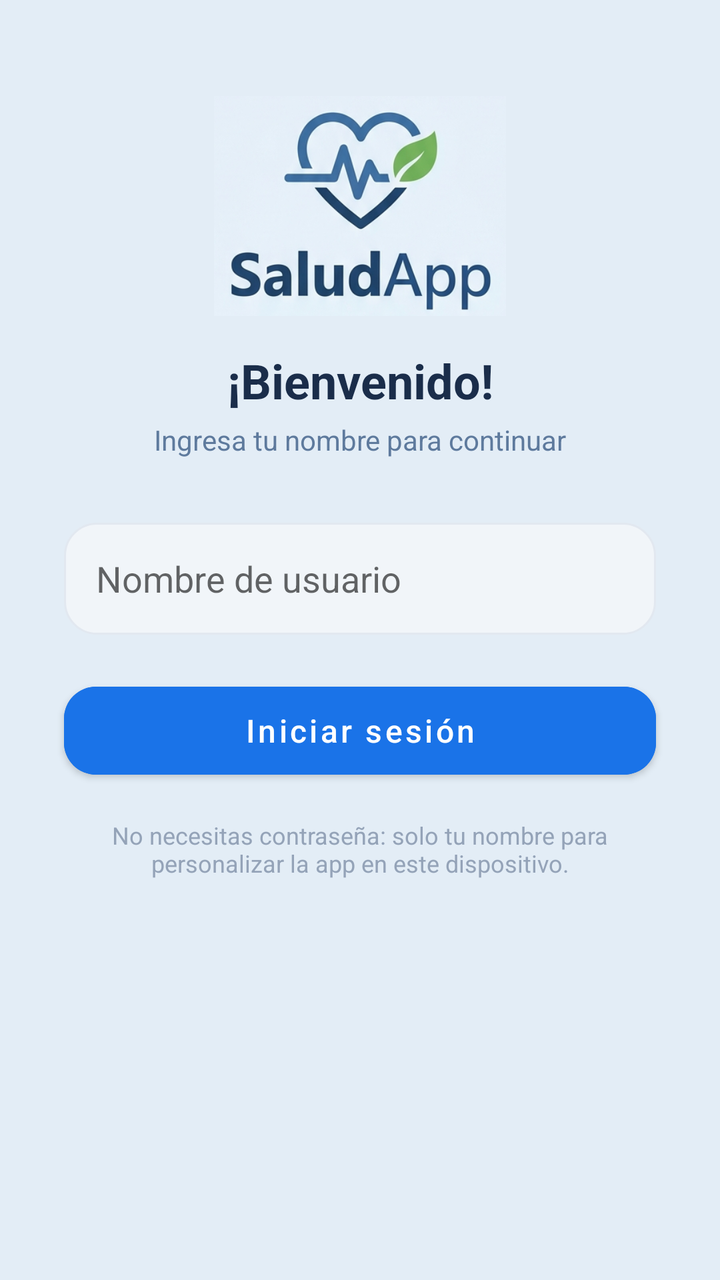
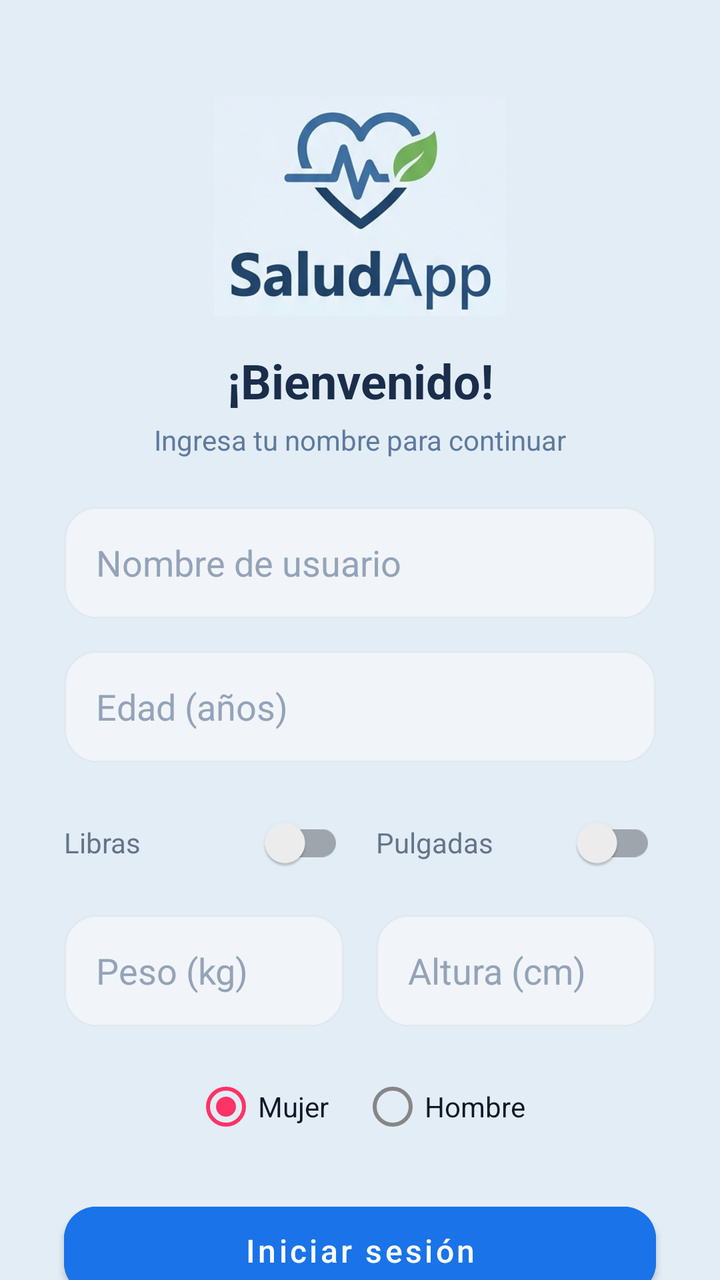

The first picture is an Android layout as it rendered before a commit; the second is the same layout after the commit. The layout source and the unified diff follow.
<!-- AndroidManifest.xml: application theme Theme.Salud_App -->
<!-- res/layout/activity_login.xml -->
<?xml version="1.0" encoding="utf-8"?>
<androidx.constraintlayout.widget.ConstraintLayout xmlns:android="http://schemas.android.com/apk/res/android"
    xmlns:app="http://schemas.android.com/apk/res-auto"
    xmlns:tools="http://schemas.android.com/tools"
    android:layout_width="match_parent"
    android:layout_height="match_parent"
    android:background="#E3EDF6"
    tools:context=".LoginActivity">

    <ImageView
        android:id="@+id/ivLogoLogin"
        android:layout_width="0dp"
        android:layout_height="110dp"
        android:layout_marginTop="48dp"
        android:scaleType="centerInside"
        app:layout_constraintEnd_toEndOf="parent"
        app:layout_constraintStart_toStartOf="parent"
        app:layout_constraintTop_toTopOf="parent"
        app:srcCompat="@drawable/saludalogo" />

    <TextView
        android:id="@+id/tvBienvenida"
        android:layout_width="wrap_content"
        android:layout_height="wrap_content"
        android:layout_marginTop="16dp"
        android:text="¡Bienvenido!"
        android:textColor="#1A2D4A"
        android:textSize="24sp"
        android:textStyle="bold"
        app:layout_constraintEnd_toEndOf="parent"
        app:layout_constraintStart_toStartOf="parent"
        app:layout_constraintTop_toBottomOf="@id/ivLogoLogin" />

    <TextView
        android:id="@+id/tvSubBienvenida"
        android:layout_width="wrap_content"
        android:layout_height="wrap_content"
        android:layout_marginTop="4dp"
        android:text="Ingresa tu nombre para continuar"
        android:textColor="#5E7A9D"
        android:textSize="14sp"
        app:layout_constraintEnd_toEndOf="parent"
        app:layout_constraintStart_toStartOf="parent"
        app:layout_constraintTop_toBottomOf="@id/tvBienvenida" />

    <EditText
        android:id="@+id/etNombreUsuario"
        android:layout_width="0dp"
        android:layout_height="56dp"
        android:layout_marginStart="32dp"
        android:layout_marginTop="32dp"
        android:layout_marginEnd="32dp"
        android:background="@drawable/rounded_edittext"
        android:hint="Nombre de usuario"
        android:inputType="textPersonName"
        android:paddingStart="16dp"
        android:paddingEnd="16dp"
        android:autofillHints="username"
        android:importantForAutofill="yes"
        app:layout_constraintEnd_toEndOf="parent"
        app:layout_constraintStart_toStartOf="parent"
        app:layout_constraintTop_toBottomOf="@id/tvSubBienvenida" />

    <Button
        android:id="@+id/btnIniciarSesion"
        android:layout_width="0dp"
        android:layout_height="56dp"
        android:layout_marginStart="32dp"
        android:layout_marginTop="20dp"
        android:layout_marginEnd="32dp"
        android:backgroundTint="#1A73E8"
        android:text="Iniciar sesión"
        android:textAllCaps="false"
        android:textSize="16sp"
        app:cornerRadius="16dp"
        app:layout_constraintEnd_toEndOf="parent"
        app:layout_constraintStart_toStartOf="parent"
        app:layout_constraintTop_toBottomOf="@id/etNombreUsuario" />

    <TextView
        android:id="@+id/tvAyudaLogin"
        android:layout_width="0dp"
        android:layout_height="wrap_content"
        android:layout_marginStart="32dp"
        android:layout_marginTop="16dp"
        android:layout_marginEnd="32dp"
        android:gravity="center"
        android:text="No necesitas contraseña: solo tu nombre para personalizar la app en este dispositivo."
        android:textColor="#94A3B8"
        android:textSize="12sp"
        app:layout_constraintEnd_toEndOf="parent"
        app:layout_constraintStart_toStartOf="parent"
        app:layout_constraintTop_toBottomOf="@id/btnIniciarSesion" />

</androidx.constraintlayout.widget.ConstraintLayout>
<!-- resources referenced by this layout -->
<resources>
  <!-- drawable rounded_edittext (drawable) -->
  <?xml version="1.0" encoding="utf-8"?>
  <shape xmlns:android="http://schemas.android.com/apk/res/android"
      android:shape="rectangle">
      <solid android:color="#F1F5F9" />
      <corners android:radius="16dp" />
      <stroke
          android:width="1dp"
          android:color="#E2E8F0" />
  </shape>
  <!-- drawable saludalogo: png bitmap (drawable, 116993 bytes) -->
  <style name="Theme.Salud_App" parent="Theme.MaterialComponents.Light.NoActionBar">
          
          <item name="colorPrimary">@color/colorPrimary</item>
          <item name="colorOnPrimary">@color/colorOnPrimary</item>
          
          <item name="colorSecondary">@color/colorSecondary</item>
          <item name="colorOnSecondary">@color/colorOnSecondary</item>
          
          <item name="android:colorBackground">@color/colorBackground</item>
          <item name="colorSurface">@color/colorSurface</item>
          <item name="colorOnSurface">@color/colorOnSurface</item>
          
          
          <item name="android:statusBarColor">@color/colorBackground</item>
          <item name="android:windowLightStatusBar">true</item>
          
          
          <item name="cornerFamily">rounded</item>
          <item name="cornerSize">16dp</item>
      </style>
  <color name="colorPrimary">#1A73E8</color>
  <color name="colorOnPrimary">#FFFFFF</color>
  <color name="colorSecondary">#FF3366</color>
  <color name="colorOnSecondary">#FFFFFF</color>
  <color name="colorBackground">#F8F9FA</color>
  <color name="colorSurface">#FFFFFF</color>
  <color name="colorOnSurface">#202124</color>
</resources>

<!-- the commit's change to res/layout/activity_login.xml (unified diff, before → after) -->
@@ -48,10 +48,12 @@
         android:layout_width="0dp"
         android:layout_height="56dp"
         android:layout_marginStart="32dp"
-        android:layout_marginTop="32dp"
+        android:layout_marginTop="24dp"
         android:layout_marginEnd="32dp"
         android:background="@drawable/rounded_edittext"
         android:hint="Nombre de usuario"
+        android:textColorHint="#94A3B8"
+        android:textColor="#0F172A"
         android:inputType="textPersonName"
         android:paddingStart="16dp"
         android:paddingEnd="16dp"
@@ -61,6 +63,126 @@
         app:layout_constraintStart_toStartOf="parent"
         app:layout_constraintTop_toBottomOf="@id/tvSubBienvenida" />
 
+    <EditText
+        android:id="@+id/etEdadLogin"
+        android:layout_width="0dp"
+        android:layout_height="56dp"
+        android:layout_marginStart="32dp"
+        android:layout_marginTop="16dp"
+        android:layout_marginEnd="32dp"
+        android:background="@drawable/rounded_edittext"
+        android:hint="Edad (años)"
+        android:textColorHint="#94A3B8"
+        android:textColor="#0F172A"
+        android:inputType="number"
+        android:paddingStart="16dp"
+        android:paddingEnd="16dp"
+        app:layout_constraintEnd_toEndOf="parent"
+        app:layout_constraintStart_toStartOf="parent"
+        app:layout_constraintTop_toBottomOf="@id/etNombreUsuario" />
+
+    <LinearLayout
+        android:id="@+id/llSwitchesLogin"
+        android:layout_width="0dp"
+        android:layout_height="wrap_content"
+        android:layout_marginStart="32dp"
+        android:layout_marginTop="16dp"
+        android:layout_marginEnd="32dp"
+        android:orientation="horizontal"
+        android:gravity="center"
+        app:layout_constraintEnd_toEndOf="parent"
+        app:layout_constraintStart_toStartOf="parent"
+        app:layout_constraintTop_toBottomOf="@id/etEdadLogin">
+
+        <androidx.appcompat.widget.SwitchCompat
+            android:id="@+id/swPesoUnitLogin"
+            android:layout_width="0dp"
+            android:layout_height="wrap_content"
+            android:layout_weight="1"
+            android:text="Libras"
+            android:textColor="#64748B" />
+
+        <androidx.appcompat.widget.SwitchCompat
+            android:id="@+id/swEstaturaUnitLogin"
+            android:layout_width="0dp"
+            android:layout_height="wrap_content"
+            android:layout_weight="1"
+            android:layout_marginStart="16dp"
+            android:text="Pulgadas"
+            android:textColor="#64748B" />
+    </LinearLayout>
+
+    <LinearLayout
+        android:id="@+id/llMedidasLogin"
+        android:layout_width="0dp"
+        android:layout_height="wrap_content"
+        android:layout_marginStart="32dp"
+        android:layout_marginTop="12dp"
+        android:layout_marginEnd="32dp"
+        android:orientation="horizontal"
+        app:layout_constraintEnd_toEndOf="parent"
+        app:layout_constraintStart_toStartOf="parent"
+        app:layout_constraintTop_toBottomOf="@id/llSwitchesLogin">
+
+        <EditText
+            android:id="@+id/etPesoLogin"
+            android:layout_width="0dp"
+            android:layout_height="56dp"
+            android:layout_weight="1"
+            android:layout_marginEnd="8dp"
+            android:background="@drawable/rounded_edittext"
+            android:hint="Peso (kg)"
+            android:textColorHint="#94A3B8"
+            android:textColor="#0F172A"
+            android:inputType="numberDecimal"
+            android:paddingStart="16dp"
+            android:paddingEnd="16dp" />
+
+        <EditText
+            android:id="@+id/etAlturaLogin"
+            android:layout_width="0dp"
+            android:layout_height="56dp"
+            android:layout_weight="1"
+            android:layout_marginStart="8dp"
+            android:background="@drawable/rounded_edittext"
+            android:hint="Altura (cm)"
+            android:textColorHint="#94A3B8"
+            android:textColor="#0F172A"
+            android:inputType="numberDecimal"
+            android:paddingStart="16dp"
+            android:paddingEnd="16dp" />
+    </LinearLayout>
+
+    <RadioGroup
+        android:id="@+id/rgGeneroLogin"
+        android:layout_width="0dp"
+        android:layout_height="wrap_content"
+        android:layout_marginStart="32dp"
+        android:layout_marginTop="16dp"
+        android:layout_marginEnd="32dp"
+        android:orientation="horizontal"
+        android:gravity="center"
+        app:layout_constraintEnd_toEndOf="parent"
+        app:layout_constraintStart_toStartOf="parent"
+        app:layout_constraintTop_toBottomOf="@id/llMedidasLogin">
+
+        <RadioButton
+            android:id="@+id/rbMujerLogin"
+            android:layout_width="wrap_content"
+            android:layout_height="wrap_content"
+            android:layout_marginEnd="16dp"
+            android:text="Mujer"
+            android:textColor="#0F172A"
+            android:checked="true" />
+
+        <RadioButton
+            android:id="@+id/rbHombreLogin"
+            android:layout_width="wrap_content"
+            android:layout_height="wrap_content"
+            android:textColor="#0F172A"
+            android:text="Hombre" />
+    </RadioGroup>
+
     <Button
         android:id="@+id/btnIniciarSesion"
         android:layout_width="0dp"
@@ -75,7 +197,7 @@
         app:cornerRadius="16dp"
         app:layout_constraintEnd_toEndOf="parent"
         app:layout_constraintStart_toStartOf="parent"
-        app:layout_constraintTop_toBottomOf="@id/etNombreUsuario" />
+        app:layout_constraintTop_toBottomOf="@id/rgGeneroLogin" />
 
     <TextView
         android:id="@+id/tvAyudaLogin"
